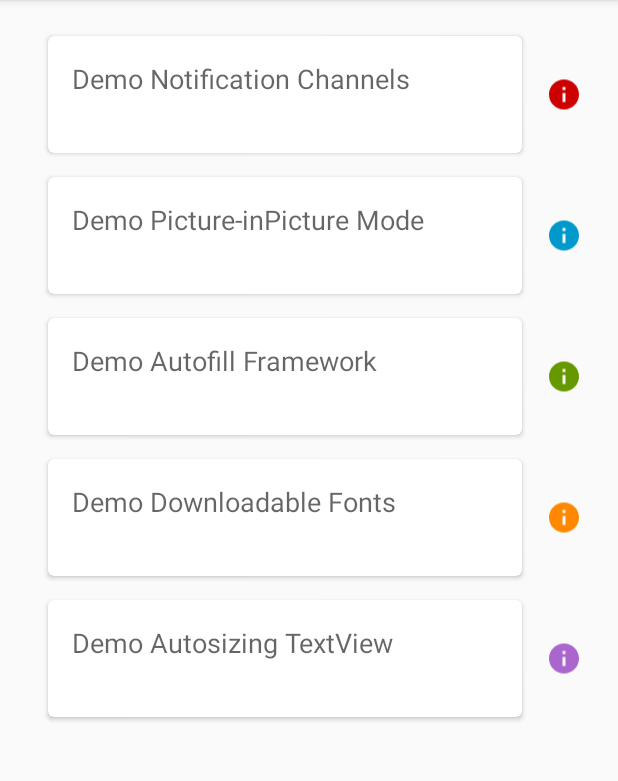
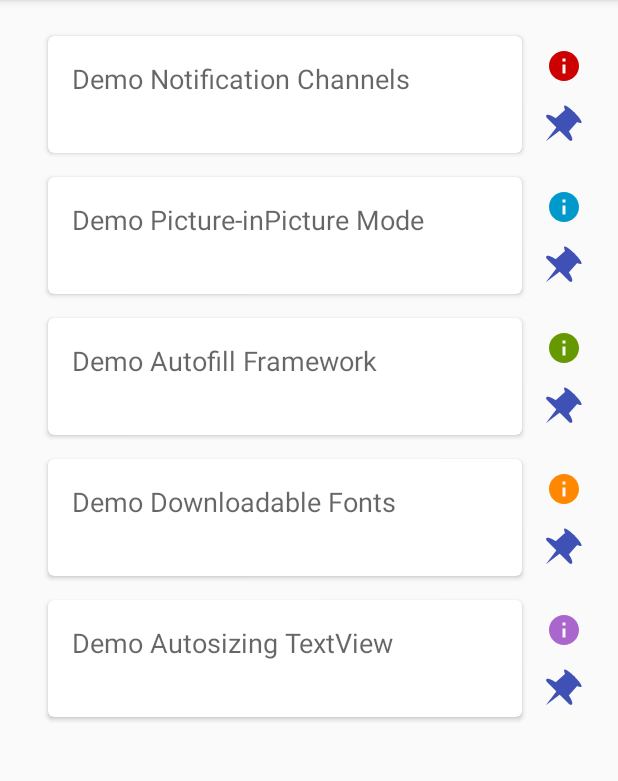
Before and after one commit to YellowCodeBooks/AndroidOFeaturesDemo, an Android app: the screen it shows after launch (MainActivity), on a phone screen of 412 x 824 dp, the part 84-865 px from its top. Run offline under Robolectric (Android 15) with nearby library versions, the phone set to English and light mode, and no system bars; Roboto replaces fonts that are not available here.

```diff
--- a/app/src/main/AndroidManifest.xml
+++ b/app/src/main/AndroidManifest.xml
@@ -12,9 +12,10 @@
         <activity android:name=".activities.MainActivity">
             <intent-filter>
                 <action android:name="android.intent.action.MAIN" />
-
                 <category android:name="android.intent.category.LAUNCHER" />
             </intent-filter>
+            <meta-data android:name="android.app.shortcuts"
+                android:resource="@xml/shortcuts" />
         </activity>
         <activity
             android:name=".activities.PictureInPictureActivity"
--- a/app/src/main/java/com/yellowcode/androidosample/utils/NavigationItem.java
+++ b/app/src/main/java/com/yellowcode/androidosample/utils/NavigationItem.java
@@ -33,7 +33,10 @@ import android.widget.TextView;
 import com.yellowcode.androidosample.R;
 
 public class NavigationItem extends FrameLayout {
-    CardView mCardView;
+
+    private CardView mCardView;
+    private InfoButton infoButton;
+    private InfoButton pinButton;
 
     public NavigationItem(Context context) {
         this(context, null);
@@ -66,13 +69,21 @@ public class NavigationItem extends FrameLayout {
         buttonLabel.setText(labelText);
         buttonLabel.setCompoundDrawablesRelativeWithIntrinsicBounds(logoDrawable, null,
                 null, null);
-        InfoButton infoButton = rootView.findViewById(R.id.infoButton);
+
+        infoButton = rootView.findViewById(R.id.infoButton);
         infoButton.setInfoText(infoText);
         infoButton.setColorFilter(imageColor);
+
+        pinButton = rootView.findViewById(R.id.pinButton);
+
         mCardView = rootView.findViewById(R.id.cardView);
     }
 
     public void setNavigationButtonClickListener(@Nullable OnClickListener l) {
         mCardView.setOnClickListener(l);
     }
+
+    public void setPinButtonClickListener(@Nullable OnClickListener l) {
+        pinButton.setOnClickListener(l);
+    }
 }
--- a/app/src/main/res/layout/navigation_item.xml
+++ b/app/src/main/res/layout/navigation_item.xml
@@ -54,13 +54,26 @@
             android:id="@+id/infoButton"
             android:layout_width="wrap_content"
             android:layout_height="0dp"
-            android:layout_gravity="center"
+            android:layout_gravity="top"
             android:layout_marginHorizontal="@dimen/spacing_normal"
+            android:layout_marginVertical="@dimen/spacing_normal"
             android:background="@android:color/transparent"
             android:src="@drawable/ic_info_black_24dp"
             app:dialogText=""
-            app:layout_constraintBottom_toBottomOf="@+id/cardView"
             app:layout_constraintEnd_toEndOf="parent"
             app:layout_constraintTop_toTopOf="@+id/cardView" />
+
+        <com.yellowcode.androidosample.utils.InfoButton
+            android:id="@+id/pinButton"
+            android:layout_width="wrap_content"
+            android:layout_height="0dp"
+            android:layout_gravity="center"
+            android:layout_marginHorizontal="@dimen/spacing_normal"
+            android:layout_marginVertical="@dimen/spacing_normal"
+            android:background="@android:color/transparent"
+            android:src="@drawable/ic_pin"
+            app:dialogText=""
+            app:layout_constraintBottom_toBottomOf="@+id/cardView"
+            app:layout_constraintEnd_toEndOf="parent" />
     </android.support.constraint.ConstraintLayout>
 </merge>
```
Also changed, not shown: app/src/main/java/com/yellowcode/androidosample/activities/MainActivity.java (+40 -4 lines), app/src/main/res/values/strings.xml (+9 -0 lines), app/src/main/res/xml/shortcuts.xml (added, +47 -0 lines), app/src/main/res/drawable-hdpi/ic_pin.png (added), app/src/main/res/drawable-hdpi/ic_shortcut_web.png (added), app/src/main/res/drawable-mdpi/ic_pin.png (added), app/src/main/res/drawable-mdpi/ic_shortcut_web.png (added), app/src/main/res/drawable-xhdpi/ic_pin.png (added), app/src/main/res/drawable-xhdpi/ic_shortcut_web.png (added), app/src/main/res/drawable-xxhdpi/ic_pin.png (added), app/src/main/res/drawable-xxhdpi/ic_shortcut_web.png (added), app/src/main/res/drawable-xxxhdpi/ic_pin.png (added), app/src/main/res/drawable-xxxhdpi/ic_shortcut_web.png (added), 28 other files.
